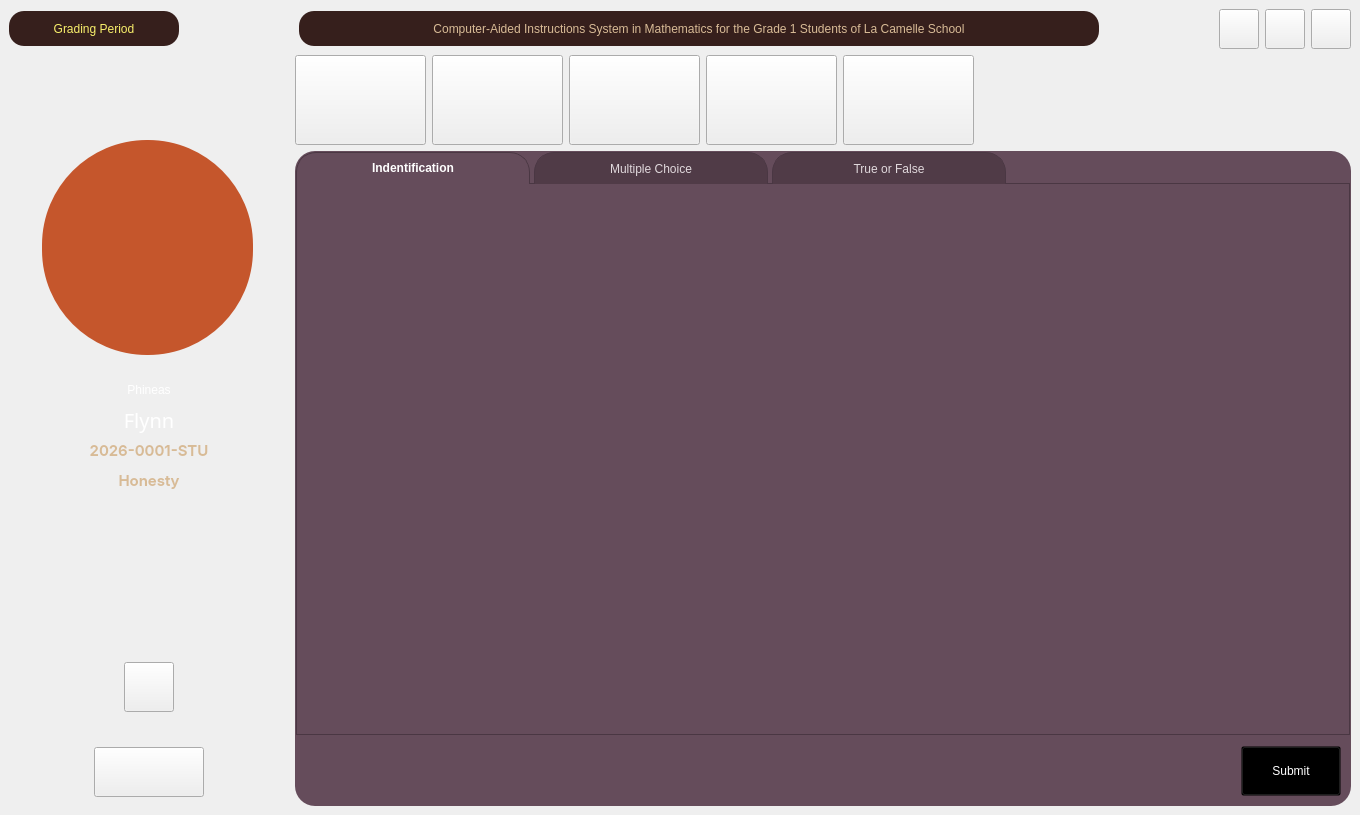
Before: the Qt Designer form CAI_PyQt/CAI_Student/UI/FormHome.ui in CPG19040/CPG19040, drawn with Qt 5.
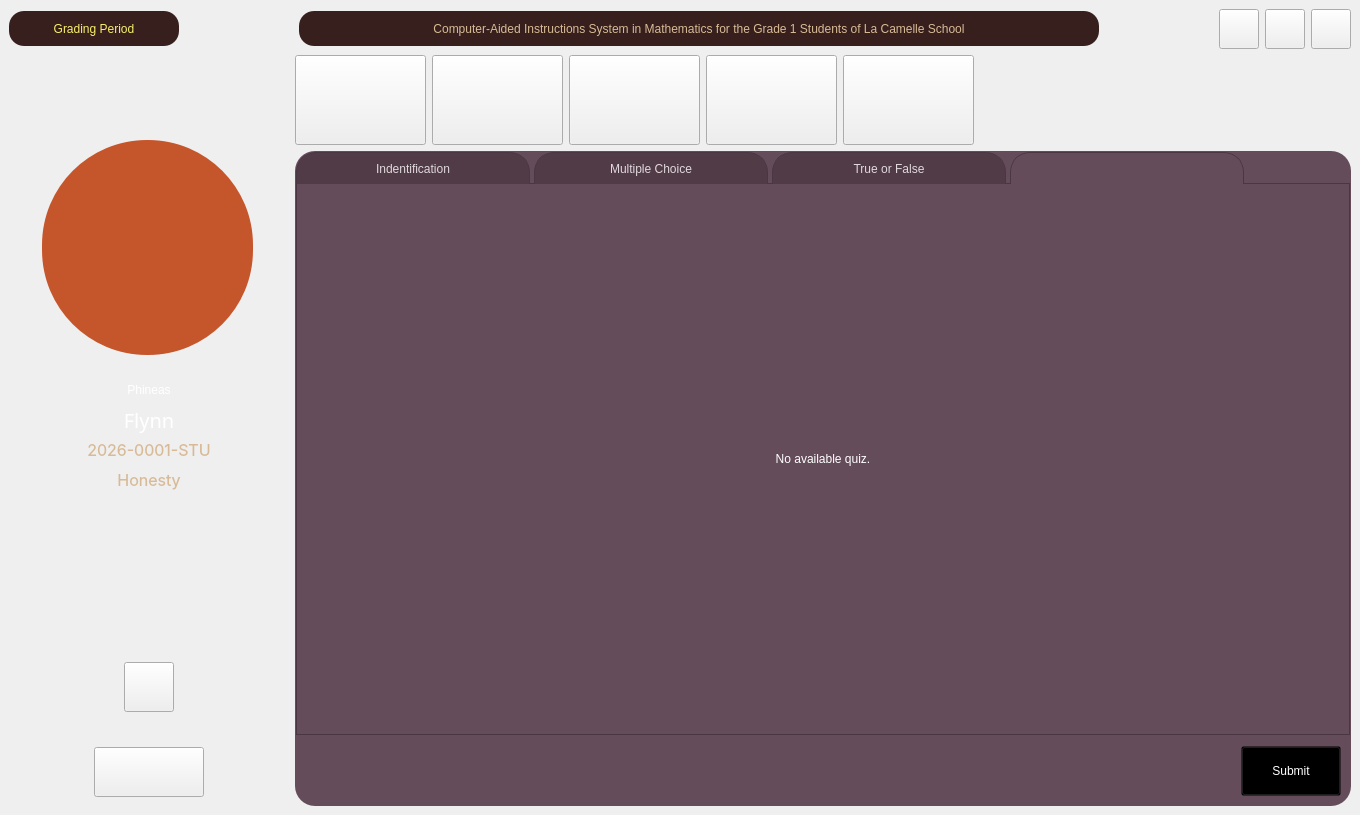
After: the same form once the commit is applied. The open tabs and pages were chosen to show the change. Icons and pictures are not drawn.

```diff
--- a/CAI_PyQt/CAI_Student/UI/FormHome.ui
+++ b/CAI_PyQt/CAI_Student/UI/FormHome.ui
@@ -10,6 +10,18 @@
     <height>815</height>
    </rect>
   </property>
+  <property name="sizePolicy">
+   <sizepolicy hsizetype="MinimumExpanding" vsizetype="MinimumExpanding">
+    <horstretch>0</horstretch>
+    <verstretch>0</verstretch>
+   </sizepolicy>
+  </property>
+  <property name="minimumSize">
+   <size>
+    <width>1360</width>
+    <height>815</height>
+   </size>
+  </property>
   <property name="windowTitle">
    <string>Home</string>
   </property>
@@ -543,8 +555,11 @@
                   </property>
                   <property name="font">
                    <font>
-                    <family>Inter SemiBold</family>
-                    <pointsize>11</pointsize>
+                    <family>Inter</family>
+                    <pointsize>12</pointsize>
+                    <weight>50</weight>
+                    <italic>false</italic>
+                    <bold>false</bold>
                    </font>
                   </property>
                   <property name="styleSheet">
@@ -571,8 +586,11 @@
                   </property>
                   <property name="font">
                    <font>
-                    <family>Inter SemiBold</family>
-                    <pointsize>11</pointsize>
+                    <family>Inter</family>
+                    <pointsize>12</pointsize>
+                    <weight>50</weight>
+                    <italic>false</italic>
+                    <bold>false</bold>
                    </font>
                   </property>
                   <property name="styleSheet">
@@ -1113,6 +1131,9 @@
               </property>
               <item>
                <widget class="QFrame" name="frame_4">
+                <property name="styleSheet">
+                 <string notr="true">background: transparent;</string>
+                </property>
                 <property name="frameShape">
                  <enum>QFrame::StyledPanel</enum>
                 </property>
@@ -1276,8 +1297,8 @@
                          <rect>
                           <x>0</x>
                           <y>0</y>
-                          <width>72</width>
-                          <height>18</height>
+                          <width>1034</width>
+                          <height>523</height>
                          </rect>
                         </property>
                         <layout class="QVBoxLayout" name="verticalLayout_7"/>
@@ -1484,6 +1505,26 @@
                      </item>
                     </layout>
                    </widget>
+                   <widget class="QWidget" name="tab_empty_quiz">
+                    <attribute name="title">
+                     <string/>
+                    </attribute>
+                    <layout class="QVBoxLayout" name="verticalLayout_10">
+                     <item>
+                      <widget class="QLabel" name="label_empty_quiz">
+                       <property name="styleSheet">
+                        <string notr="true">font: 25pt &quot;Biscuit Glitch&quot;; color: #FFF;</string>
+                       </property>
+                       <property name="text">
+                        <string>No available quiz.</string>
+                       </property>
+                       <property name="alignment">
+                        <set>Qt::AlignCenter</set>
+                       </property>
+                      </widget>
+                     </item>
+                    </layout>
+                   </widget>
                   </widget>
                  </item>
                 </layout>
```
Left out of the diff: 64 changed lines with no effect on the pictures.
